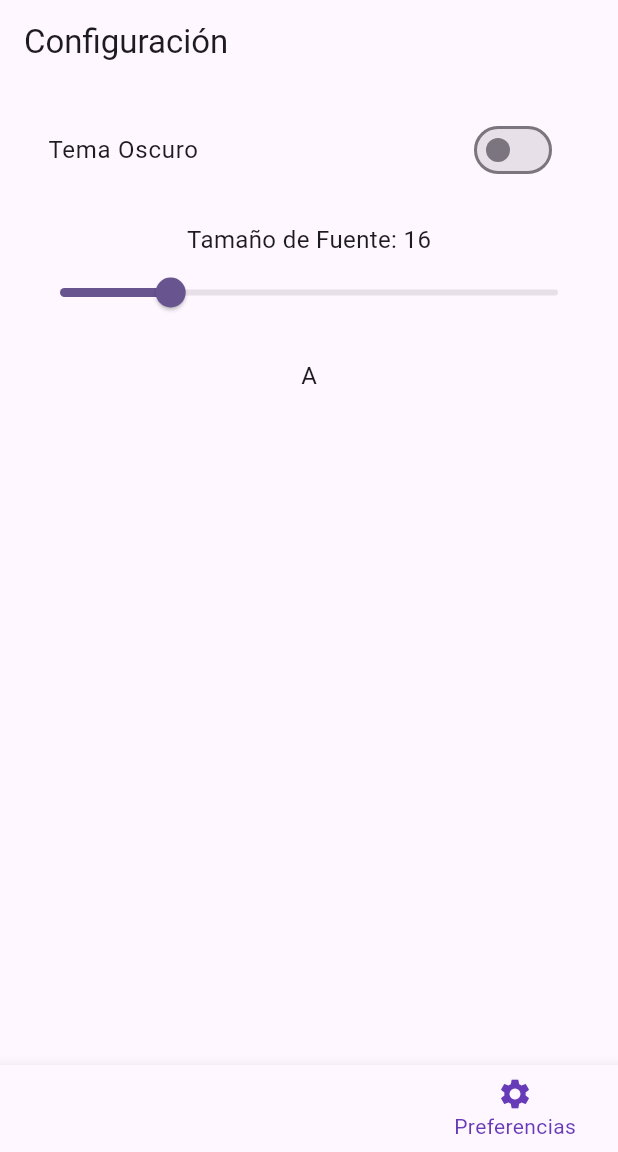
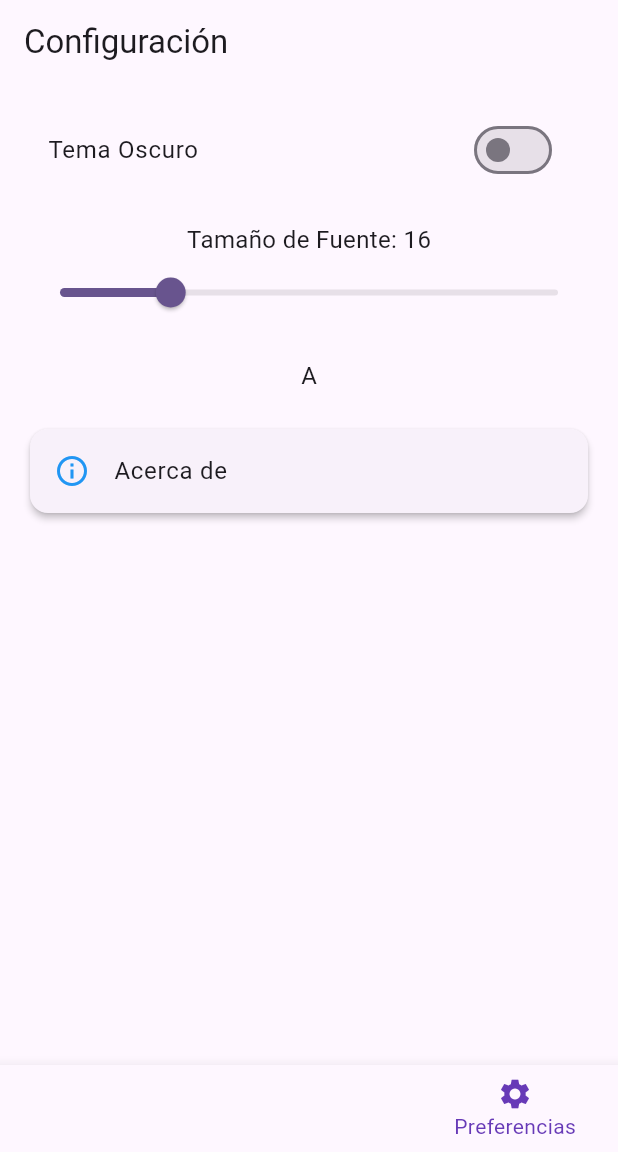
Before and after one commit to Vichh0/EldenRingWiki, a Flutter app: the screen it shows after launch, item 4 of the bottom bar chosen, on a phone screen of 412 x 824 dp, the part 84-1236 px from its top. Run offline on Flutter 3.47's test engine with Material 3 defaults, Android fonts, the phone set to English and light mode, and no system bars; our stand-ins replace shared_preferences; network calls fail.

Commit message:
acerca de listo

```diff
--- a/lib/pages/bosses.dart
+++ b/lib/pages/bosses.dart
@@ -16,7 +16,7 @@ class _BossesPageState extends State<BossesPage> {
   Map<String, int> dislikes = {};
   Map<String, int> victories = {};
   Map<String, int> defeats = {};
-  TextEditingController _searchController = TextEditingController();
+  final TextEditingController _searchController = TextEditingController();
   String _searchText = "";
 
   @override
--- a/lib/pages/config.dart
+++ b/lib/pages/config.dart
@@ -1,3 +1,4 @@
+import 'package:eldenringwiki/pages/acercade.dart';
 import 'package:flutter/material.dart';
 import 'package:provider/provider.dart';
 import '../services/theme_provider.dart';
@@ -36,6 +37,19 @@ class SettingsPage extends StatelessWidget {
               "A",
               style: TextStyle(fontSize: themeProvider.fontSize),
             ),
+            const SizedBox(height: 20),
+            Card(
+              elevation: 2,
+              child: ListTile(
+              leading: const Icon(Icons.info_outline, color: Colors.blue),
+              title: const Text("Acerca de"),
+              onTap: () {
+                Navigator.of(context).push(
+                  MaterialPageRoute(builder: (context) => AcercaDePage()),
+                  );
+              }
+              ),
+            ),
           ],
         ),
       ),
--- a/lib/pages/infocriaturas.dart
+++ b/lib/pages/infocriaturas.dart
@@ -14,7 +14,7 @@ class _CreaturesPageState extends State<CreaturesPage> {
   late Future<List<dynamic>> _criaturasFuture;
   Map<String, int> likes = {};
   Map<String, int> dislikes = {};
-  TextEditingController _searchController = TextEditingController();
+  final TextEditingController _searchController = TextEditingController();
   String _searchText = "";
 
   @override
```
Also changed, not shown: lib/pages/acercade.dart (+50 -0 lines).
